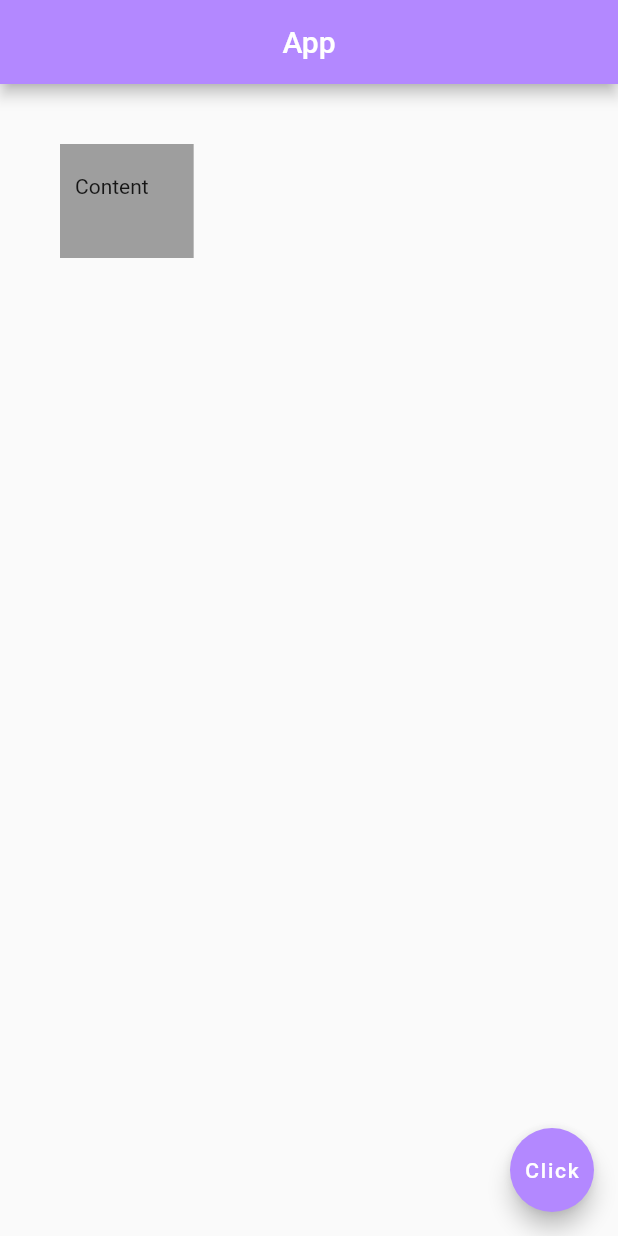
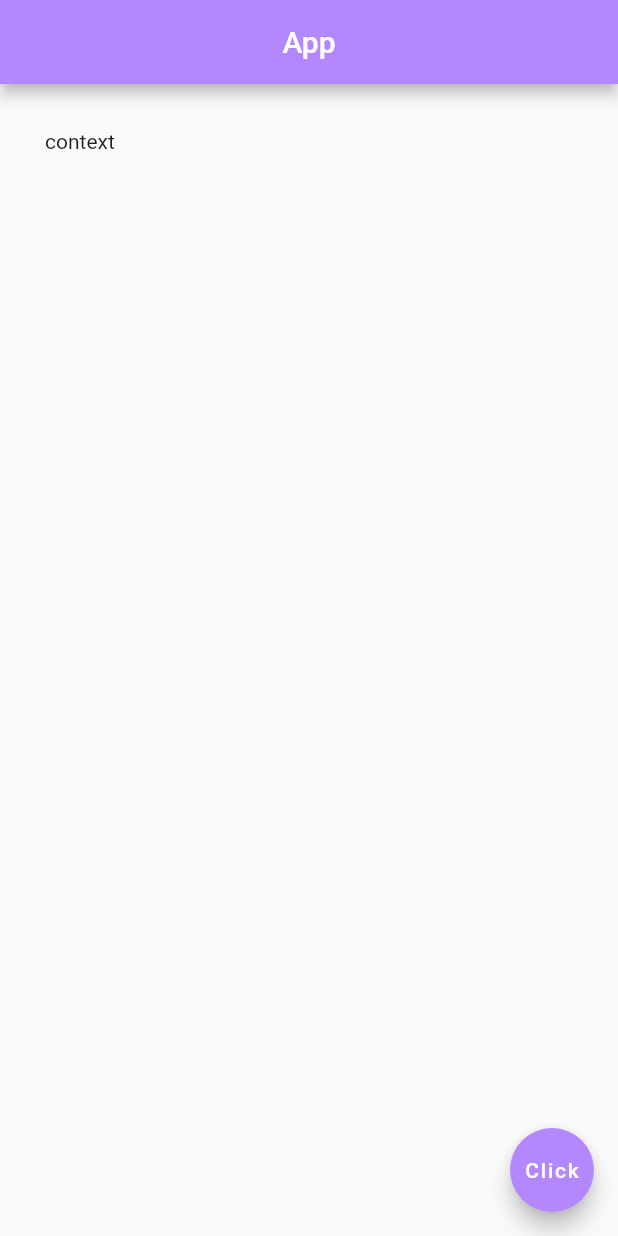
Before and after one commit to KeithChasen/simple-flutter-app, a Flutter app: the screen it shows after launch, on a phone screen of 412 x 824 dp. Run offline on Flutter 3.47's test engine with Material 2 defaults, Android fonts, the phone set to English and light mode, and no system bars.

Commit message:
padding widget

```diff
--- a/lib/main.dart
+++ b/lib/main.dart
@@ -13,11 +13,9 @@ class Home extends StatelessWidget {
         centerTitle: true,
         backgroundColor: Colors.deepPurpleAccent[100],
       ),
-      body: Container(
-        padding: EdgeInsets.fromLTRB(10, 20, 30, 40),
-        margin: EdgeInsets.all(40),
-        color: Colors.grey,
-        child: Text('Content'),
+      body: Padding(
+        padding: EdgeInsets.all(30),
+        child: Text('context'),
       ),
       floatingActionButton: FloatingActionButton(
         onPressed: () {},
```
